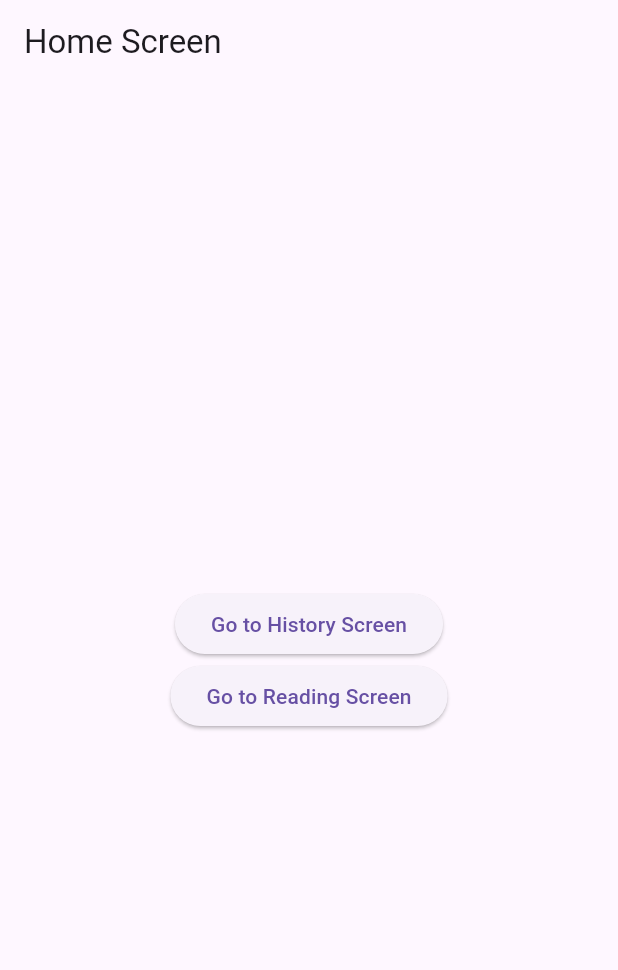
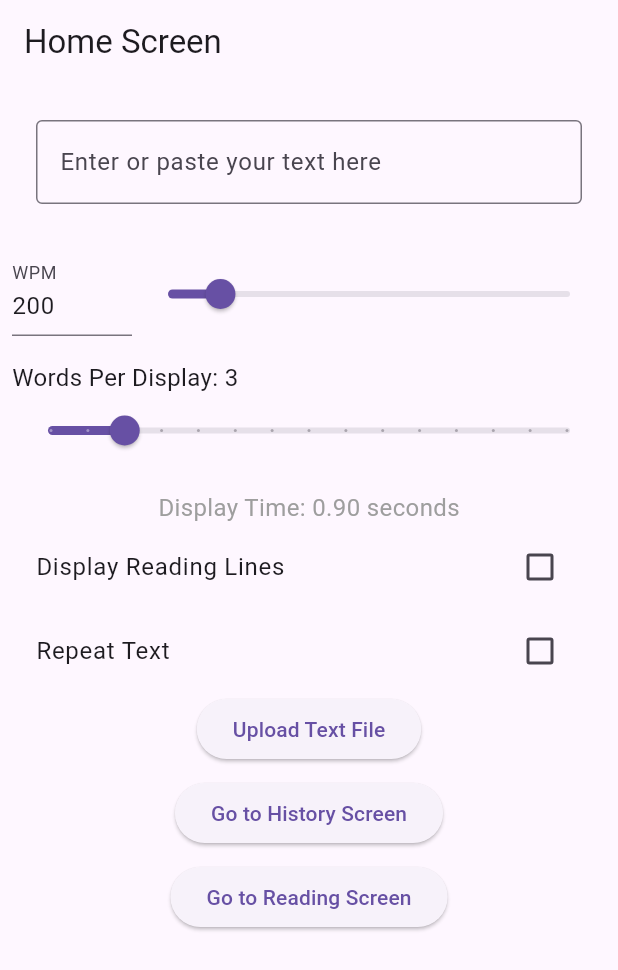
Before and after one commit to Gorm2303/Rapid-serial-visual-presentation, a Flutter app: the screen it shows after launch, on a phone screen of 412 x 824 dp. Shown: the top 970 px of the screen. Run offline on Flutter 3.47's test engine with Material 3 defaults, Android fonts, the phone set to English and light mode, and no system bars; our stand-ins replace file_picker.

Commit message:
Text Area & Upload Button, Text Parsing & Chunking (Text Provider), WPM & Word Count Slider, Reading Time Calculation (Utility), Reading Lines & Repeat Options
Task 1: Text Input & Upload Feature
	1. Text Area & Upload Button (Home Screen):
		○ Create a basic UI for text input (text_input_widget.dart).
		○ Implement file upload with file_picker in file_service.dart. Allow text files (e.g., .txt) to be uploaded.
		○ Display uploaded or pasted text in the input area.
	2. Text Parsing & Chunking (Text Provider):
		○ Develop text_splitter.dart to split the text into chunks based on WPM and words per display.
		○ Integrate this into text_provider.dart to handle and prepare chunks for rapid serial presentation.
Task 2: Word per Minute (WPM) & Display Control
	1. WPM & Word Count Slider (Home Screen):
		○ Implement a slider for WPM and number of words per display (wpm_slider_widget.dart).
		○ Link the WPM and word count settings to the text_provider.dart for real-time updates.
	2. Reading Time Calculation (Utility):
		○ Implement time_calculator.dart to calculate and display the remaining reading time based on the current WPM and text length.
	3. Reading Lines & Repeat Options:
		○ Add check buttons for displaying reading lines and repeating text in home_screen.dart.
		○ Implement toggling logic in text_provider.dart to loop text if "repeat" is selected.

```diff
--- a/rsvp_app/lib/main.dart
+++ b/rsvp_app/lib/main.dart
@@ -6,6 +6,7 @@
 import 'routes.dart';
 
 void main() {
+  WidgetsFlutterBinding.ensureInitialized(); // Ensures platform binding
   runApp(const MyApp());
 }
 
--- a/rsvp_app/lib/providers/text_provider.dart
+++ b/rsvp_app/lib/providers/text_provider.dart
@@ -1,56 +1,105 @@
 import 'package:flutter/material.dart';
+import '../utils/text_splitter.dart';
+import '../utils/time_calculator.dart';
 
 class TextProvider extends ChangeNotifier {
   String _fullText = '';
   List<String> _textChunks = [];
-  int _currentIndex = 0;
-  int _wordsPerMinute = 200;  // Default WPM
-  int _wordsAtATime = 1;      // Default words shown at a time
+  int _currentChunkIndex = 0;
+  int _wordsPerDisplay = 3;  // Default words per display
+  int _wpm = 200;  // Default Words Per Minute
+  bool _showReadingLines = false;  // Option for displaying reading lines
+  bool _repeatText = false;  // Option to repeat text when it ends
+  final TextSplitter _textSplitter = TextSplitter();
 
   // Getters
   List<String> get textChunks => _textChunks;
-  int get currentIndex => _currentIndex;
-  int get wordsPerMinute => _wordsPerMinute;
-  int get wordsAtATime => _wordsAtATime;
+  String get currentChunk => _textChunks.isNotEmpty ? _textChunks[_currentChunkIndex] : '';
+  int get currentChunkIndex => _currentChunkIndex;
+  int get wordsPerDisplay => _wordsPerDisplay;
+  int get wpm => _wpm;
+  bool get showReadingLines => _showReadingLines;
+  bool get repeatText => _repeatText;
 
-  // Update the text
+  // Calculate remaining reading time using TimeCalculator
+  double get remainingTime {
+    int totalWords = _fullText.split(RegExp(r'\s+')).length;  // Total words in the text
+    int currentWordIndex = _calculateCurrentWordIndex();
+    return TimeCalculator.calculateRemainingTime(currentWordIndex, totalWords, _wpm);
+  }
+
+  // Calculate the time each chunk should be displayed for in seconds
+  double get displayTime {
+    return TimeCalculator.calculateDisplayTime(_wordsPerDisplay, _wpm);
+  }
+
+  // Set the full text and split into chunks
   void setText(String text) {
     _fullText = text;
-    _textChunks = _splitTextIntoChunks();
-    _currentIndex = 0;
+    _splitTextIntoChunks();
+    _currentChunkIndex = 0;  // Reset to the first chunk
+    notifyListeners();  // Notify UI to update
+  }
+
+  // Update words per display
+  void setWordsPerDisplay(int wordsCount) {
+    _wordsPerDisplay = wordsCount;
+    _splitTextIntoChunks();
     notifyListeners();
   }
 
-  // Update WPM and words at a time
-  void updateSettings(int wpm, int wordsCount) {
-    _wordsPerMinute = wpm;
-    _wordsAtATime = wordsCount;
+  // Update WPM
+  void setWPM(int newWPM) {
+    _wpm = newWPM;
     notifyListeners();
   }
 
-  // Move to the next text chunk
-  void nextChunk() {
-    if (_currentIndex < _textChunks.length - 1) {
-      _currentIndex++;
-      notifyListeners();
-    }
+  void toggleReadingLines(bool value) {
+    _showReadingLines = value;
+    notifyListeners();
   }
 
-  // Move to the previous text chunk
-  void previousChunk() {
-    if (_currentIndex > 0) {
-      _currentIndex--;
-      notifyListeners();
-    }
+  void toggleRepeatText(bool value) {
+    _repeatText = value;
+    notifyListeners();
   }
 
-  // Split the full text into chunks based on wordsAtATime
-  List<String> _splitTextIntoChunks() {
-    List<String> words = _fullText.split(' ');
-    List<String> chunks = [];
-    for (int i = 0; i < words.length; i += _wordsAtATime) {
-      chunks.add(words.sublist(i, i + _wordsAtATime <= words.length ? i + _wordsAtATime : words.length).join(' '));
+  // Split text into chunks
+  void _splitTextIntoChunks() {
+    _textChunks = _textSplitter.splitTextIntoChunks(_fullText, _wordsPerDisplay);
+  }
+
+  // Calculate the current word index based on the current chunk
+  int _calculateCurrentWordIndex() {
+    int wordCount = 0;
+    for (int i = 0; i < _currentChunkIndex; i++) {
+      wordCount += _textChunks[i].split(RegExp(r'\s+')).length;
     }
-    return chunks;
+    return wordCount;
+  }
+
+  // Method to move to the next chunk
+  void nextChunk() {
+    if (_currentChunkIndex < _textChunks.length - 1) {
+      _currentChunkIndex++;
+    } else if (_repeatText) {
+      // If repeat is enabled, go back to the first chunk
+      _currentChunkIndex = 0;
+    }
+    notifyListeners();
+  }
+
+  // Method to move to the previous chunk
+  void previousChunk() {
+    if (_currentChunkIndex > 0) {
+      _currentChunkIndex--;
+    }
+    notifyListeners();
+  }
+
+  // Getter for the formatted remaining time
+  String get formattedRemainingTime {
+    double remainingSeconds = remainingTime * 60;  // Convert minutes to seconds
+    return TimeCalculator.formatTime(remainingSeconds);
   }
 }
--- a/rsvp_app/lib/screens/home_screen.dart
+++ b/rsvp_app/lib/screens/home_screen.dart
@@ -1,22 +1,107 @@
 import 'package:flutter/material.dart';
+import 'package:provider/provider.dart';
+import 'package:rsvp_app/providers/text_provider.dart';
+import '../widgets/text_input_widget.dart';
+import '../services/file_service.dart';
+import '../widgets/wpm_slider_widget.dart';
 
-class HomeScreen extends StatelessWidget {
+class HomeScreen extends StatefulWidget {
   const HomeScreen({super.key});
 
   @override
+  _HomeScreenState createState() => _HomeScreenState();
+}
+
+class _HomeScreenState extends State<HomeScreen> {
+  final TextEditingController _textController = TextEditingController();
+  final FileService _fileService = FileService();
+
+  @override
   Widget build(BuildContext context) {
+    final textProvider = Provider.of<TextProvider>(context, listen: false);
+
     return Scaffold(
       appBar: AppBar(title: const Text('Home Screen')),
-      body: Center(
+      body: Padding(
+        padding: const EdgeInsets.all(8.0),
         child: Column(
-          mainAxisAlignment: MainAxisAlignment.center,
-          children: <Widget>[
+          children: [
+            // Use Flexible to ensure the text field only grows as much as needed
+            Flexible(
+              fit: FlexFit.loose,
+              child: Padding(
+                padding: const EdgeInsets.all(8.0),
+                child: TextInputWidget(controller: _textController),
+              ),
+            ),
+            const SizedBox(height: 16), // Spacing between input and buttons
+            // WPM and Words Per Display Sliders with TextField for WPM
+            WPMSliderWidget(
+              initialWpm: Provider.of<TextProvider>(context, listen: false).wpm,
+              initialWordsPerDisplay: Provider.of<TextProvider>(context, listen: false).wordsPerDisplay,
+              onWPMChanged: (newWPM) {
+                Provider.of<TextProvider>(context, listen: false).setWPM(newWPM);
+              },
+              onWordsPerDisplayChanged: (newWordsCount) {
+                Provider.of<TextProvider>(context, listen: false).setWordsPerDisplay(newWordsCount);
+              },
+            ),
+            // Display the formatted time each chunk is shown for
+            Consumer<TextProvider>(
+              builder: (context, textProvider, child) {
+                return Padding(
+                  padding: const EdgeInsets.only(top: 16),
+                  child: Text(
+                    'Display Time: ${textProvider.displayTime.toStringAsFixed(2)} seconds',
+                    style: const TextStyle(fontSize: 16, color: Colors.grey),
+                  ),
+                );
+              },
+            ),
+            // Check button for displaying reading lines
+            CheckboxListTile(
+              title: const Text('Display Reading Lines'),
+              value: textProvider.showReadingLines,  // Get the current value from the provider
+              onChanged: (bool? value) {
+                if (value != null) {
+                  setState(() {
+                    textProvider.toggleReadingLines(value);  // Update value in the provider
+                  });
+                }
+              },
+            ),
+
+            // Check button for repeating text
+            CheckboxListTile(
+              title: const Text('Repeat Text'),
+              value: textProvider.repeatText,  // Get the current value from the provider
+              onChanged: (bool? value) {
+                if (value != null) {
+                  setState(() {
+                    textProvider.toggleRepeatText(value);  // Update value in the provider
+                  });
+                }
+              },
+            ),
+            // File Upload and Navigation Buttons
+            ElevatedButton(
+              onPressed: () async {
+                String? fileContent = await _fileService.pickTextFile();
+                if (fileContent != null) {
+                  _textController.text = fileContent;
+                  textProvider.setText(fileContent); // Set the text in the provider
+                }
+              },
+              child: const Text('Upload Text File'),
+            ),
+            const SizedBox(height: 8),
             ElevatedButton(
               onPressed: () {
                 Navigator.pushNamed(context, '/history');
               },
               child: const Text('Go to History Screen'),
             ),
+            const SizedBox(height: 8),
             ElevatedButton(
               onPressed: () {
                 Navigator.pushNamed(context, '/reading');
@@ -28,4 +113,10 @@ class HomeScreen extends StatelessWidget {
       ),
     );
   }
+
+  @override
+  void dispose() {
+    _textController.dispose();
+    super.dispose();
+  }
 }
--- /dev/null
+++ b/rsvp_app/lib/services/file_service.dart
@@ -0,0 +1,28 @@
+import 'package:file_picker/file_picker.dart';
+import 'dart:io'; // For File class
+
+class FileService {
+  Future<String?> pickTextFile() async {
+    try {
+      FilePickerResult? result = await FilePicker.platform.pickFiles(
+        type: FileType.custom,
+        allowedExtensions: ['txt'],
+      );
+
+      if (result != null) {
+        if (result.files.single.bytes != null) {
+          // Web platform: Use `bytes`
+          return String.fromCharCodes(result.files.single.bytes!);
+        } else if (result.files.single.path != null) {
+          // Mobile platform: Use `path` to read the file
+          File file = File(result.files.single.path!);
+          return await file.readAsString();
+        }
+      }
+      return null; // No file selected
+    } catch (e) {
+      print('Error picking file: $e');
+      return null;
+    }
+  }
+}
--- /dev/null
+++ b/rsvp_app/lib/utils/text_splitter.dart
@@ -0,0 +1,16 @@
+class TextSplitter {
+  // Function to split the text into chunks based on words per display
+  List<String> splitTextIntoChunks(String fullText, int wordsPerDisplay) {
+    List<String> words = fullText.split(RegExp(r'\s+'));  // Split text into words
+    List<String> chunks = [];
+
+    // Loop through the words list and add them to chunks with the specified word count
+    for (int i = 0; i < words.length; i += wordsPerDisplay) {
+      int end = i + wordsPerDisplay;
+      if (end > words.length) end = words.length;  // Handle overflow
+      chunks.add(words.sublist(i, end).join(' '));  // Join words into a single chunk
+    }
+
+    return chunks;  // Return the list of chunks
+  }
+}
--- /dev/null
+++ b/rsvp_app/lib/utils/time_calculator.dart
@@ -0,0 +1,38 @@
+class TimeCalculator {
+  // Calculate total reading time in minutes
+  static double calculateReadingTime(int totalWords, int wpm) {
+    if (wpm == 0) return 0.0;  // Avoid division by zero
+    return totalWords / wpm;  // Reading time in minutes
+  }
+
+  // Calculate remaining reading time for a specific chunk
+  static double calculateRemainingTime(int currentWordIndex, int totalWords, int wpm) {
+    if (wpm == 0 || currentWordIndex >= totalWords) return 0.0;
+    int remainingWords = totalWords - currentWordIndex;
+    return remainingWords / wpm;  // Remaining time in minutes
+  }
+
+  // Calculate time for each display based on words per minute and words per display
+  static double calculateDisplayTime(int wordsPerDisplay, int wpm) {
+    if (wpm == 0) return 0.0;
+    return (wordsPerDisplay / wpm) * 60;  // Time in seconds
+  }
+
+  // Convert time in seconds to a formatted string (HH:MM:SS)
+  static String formatTime(double seconds) {
+    int hours = seconds ~/ 3600;
+    int minutes = (seconds % 3600) ~/ 60;
+    int secs = (seconds % 60).toInt();
+
+    String formattedTime = '';
+    if (hours > 0) {
+      formattedTime += '$hours:';
+    } else {
+      formattedTime += '00:';
+    }
+    formattedTime += '${minutes.toString().padLeft(2, '0')}:';
+    formattedTime += secs.toString().padLeft(2, '0');
+
+    return formattedTime;
+  }
+}
--- /dev/null
+++ b/rsvp_app/lib/widgets/text_input_widget.dart
@@ -0,0 +1,22 @@
+import 'package:flutter/material.dart';
+
+class TextInputWidget extends StatelessWidget {
+  final TextEditingController controller;
+
+  const TextInputWidget({super.key, required this.controller});
+
+  @override
+  Widget build(BuildContext context) {
+    return Padding(
+      padding: const EdgeInsets.all(8.0),
+      child: TextField(
+        controller: controller,
+        maxLines: null, // Allows unlimited lines of text
+        decoration: const InputDecoration(
+          border: OutlineInputBorder(),
+          hintText: 'Enter or paste your text here',
+        ),
+      ),
+    );
+  }
+}
--- /dev/null
+++ b/rsvp_app/lib/widgets/wpm_slider_widget.dart
@@ -0,0 +1,117 @@
+import 'package:flutter/material.dart';
+
+class WPMSliderWidget extends StatefulWidget {
+  final int initialWpm;  // Initial words per minute
+  final int initialWordsPerDisplay;  // Initial number of words per display
+  final ValueChanged<int> onWPMChanged;  // Callback for WPM change
+  final ValueChanged<int> onWordsPerDisplayChanged;  // Callback for words per display change
+
+  const WPMSliderWidget({
+    super.key,
+    required this.initialWpm,
+    required this.initialWordsPerDisplay,
+    required this.onWPMChanged,
+    required this.onWordsPerDisplayChanged,
+  });
+
+  @override
+  _WPMSliderWidgetState createState() => _WPMSliderWidgetState();
+}
+
+class _WPMSliderWidgetState extends State<WPMSliderWidget> {
+  late int _wpm;
+  late int _wordsPerDisplay;
+  late TextEditingController _wpmController;
+
+  @override
+  void initState() {
+    super.initState();
+    _wpm = widget.initialWpm;  // Set initial WPM from widget props
+    _wordsPerDisplay = widget.initialWordsPerDisplay;  // Set initial words per display
+    _wpmController = TextEditingController(text: _wpm.toString());  // Set up controller with initial WPM value
+  }
+
+  @override
+  void dispose() {
+    _wpmController.dispose();  // Dispose of controller when no longer needed
+    super.dispose();
+  }
+
+  @override
+  void didUpdateWidget(covariant WPMSliderWidget oldWidget) {
+    super.didUpdateWidget(oldWidget);
+    // If the initial WPM changes from the parent, update the text controller
+    if (widget.initialWpm != oldWidget.initialWpm) {
+      setState(() {
+        _wpm = widget.initialWpm;
+        _wpmController.text = _wpm.toString();
+      });
+    }
+  }
+
+  @override
+  Widget build(BuildContext context) {
+    return Column(
+      crossAxisAlignment: CrossAxisAlignment.start,
+      children: [
+        // Words Per Minute with Slider and TextField
+        Row(
+          children: [
+            SizedBox(
+              width: 80,
+              child: TextField(
+                keyboardType: TextInputType.number,
+                controller: _wpmController,
+                decoration: const InputDecoration(
+                  labelText: "WPM",
+                ),
+                onSubmitted: (String value) {
+                  final int? newWpm = int.tryParse(value);
+                  if (newWpm != null && newWpm >= 50 && newWpm <= 1200) {
+                    setState(() {
+                      _wpm = newWpm;
+                      widget.onWPMChanged(_wpm);  // Notify parent of WPM change
+                    });
+                  }
+                },
+              ),
+            ),
+            Expanded(
+              child: Slider(
+                value: _wpm.toDouble(),
+                min: 50,
+                max: 1200,
+                label: _wpm.toString(),
+                onChanged: (double value) {
+                  setState(() {
+                    _wpm = value.toInt();
+                    _wpmController.text = _wpm.toString();  // Sync the text field with the slider value
+                    widget.onWPMChanged(_wpm);  // Notify parent of WPM change
+                  });
+                },
+              ),
+            ),
+          ],
+        ),
+
+        const SizedBox(height: 16),
+
+        // Words Per Display Slider
+        Text("Words Per Display: $_wordsPerDisplay", style: const TextStyle(fontSize: 16)),
+        Slider(
+          value: _wordsPerDisplay.toDouble(),
+          min: 1,
+          max: 15,
+          divisions: 14,
+          label: _wordsPerDisplay.toString(),
+          onChanged: (double value) {
+            setState(() {
+              _wordsPerDisplay = value.toInt();
+              widget.onWordsPerDisplayChanged(_wordsPerDisplay);  // Notify parent of words per display change
+            });
+          },
+        ),
+      ],
+    );
+  }
+}
--- a/rsvp_app/pubspec.yaml
+++ b/rsvp_app/pubspec.yaml
@@ -31,7 +31,7 @@ dependencies:
   flutter:
     sdk: flutter
   provider: ^6.1.2 # Check for the latest version at https://pub.dev/packages/provider
-
+  file_picker: ^8.1.2 # Check for the latest version at https://pub.dev/packages/file_picker
 
   # The following adds the Cupertino Icons font to your application.
   # Use with the CupertinoIcons class for iOS style icons.
```
Also changed, not shown: rsvp_app/lib/screens/reading_screen.dart (+64 -6 lines), 3 other files.
